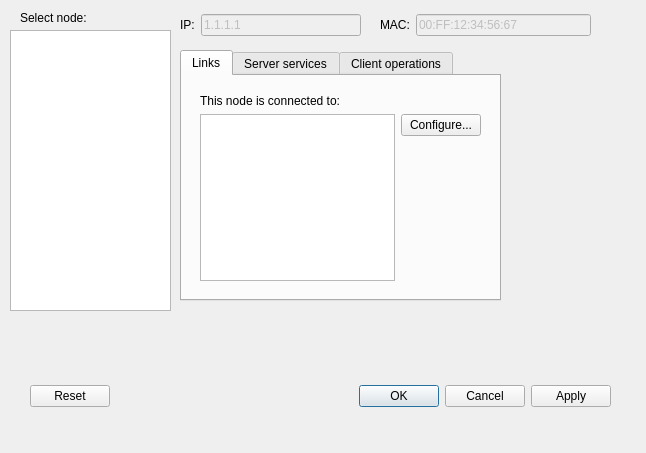
Above: node.ui from koppd/mt before the change. Below: the same form after it.
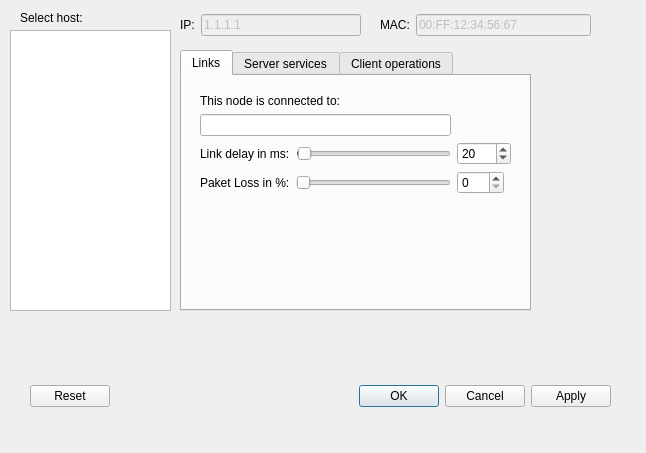
That is the form after the change. The open tabs and pages were chosen to show the change.

Commit message: GUI: mehr Router Configuration

```diff
--- a/node.ui
+++ b/node.ui
@@ -49,7 +49,7 @@
     </rect>
    </property>
    <property name="text">
-    <string>Select node:</string>
+    <string>Select host:</string>
    </property>
   </widget>
   <widget class="QWidget" name="widget" native="true">
@@ -115,8 +115,8 @@
     <rect>
      <x>180</x>
      <y>50</y>
-     <width>321</width>
-     <height>251</height>
+     <width>351</width>
+     <height>261</height>
     </rect>
    </property>
    <property name="currentIndex">
@@ -127,42 +127,107 @@
      <string>Links</string>
     </attribute>
     <layout class="QGridLayout" name="gridLayout_6">
-     <item row="0" column="0">
+     <item row="0" column="2">
       <widget class="QWidget" name="widget_5" native="true">
        <layout class="QGridLayout" name="gridLayout_5">
-        <item row="0" column="0">
+        <item row="4" column="0">
+         <widget class="QLabel" name="label_8">
+          <property name="text">
+           <string>Paket Loss in %:</string>
+          </property>
+         </widget>
+        </item>
+        <item row="4" column="1">
+         <widget class="QSlider" name="horizontalSlider_2">
+          <property name="maximum">
+           <number>100</number>
+          </property>
+          <property name="singleStep">
+           <number>1</number>
+          </property>
+          <property name="pageStep">
+           <number>5</number>
+          </property>
+          <property name="orientation">
+           <enum>Qt::Horizontal</enum>
+          </property>
+         </widget>
+        </item>
+        <item row="2" column="1">
+         <widget class="QSlider" name="horizontalSlider">
+          <property name="maximum">
+           <number>2000</number>
+          </property>
+          <property name="value">
+           <number>20</number>
+          </property>
+          <property name="orientation">
+           <enum>Qt::Horizontal</enum>
+          </property>
+         </widget>
+        </item>
+        <item row="2" column="0">
+         <widget class="QLabel" name="label_7">
+          <property name="text">
+           <string>Link delay in ms:</string>
+          </property>
+         </widget>
+        </item>
+        <item row="2" column="2">
+         <widget class="QSpinBox" name="spinBox">
+          <property name="sizePolicy">
+           <sizepolicy hsizetype="Fixed" vsizetype="Fixed">
+            <horstretch>0</horstretch>
+            <verstretch>0</verstretch>
+           </sizepolicy>
+          </property>
+          <property name="maximum">
+           <number>2000</number>
+          </property>
+          <property name="value">
+           <number>20</number>
+          </property>
+         </widget>
+        </item>
+        <item row="0" column="0" colspan="3">
          <widget class="QLabel" name="label_6">
           <property name="text">
            <string>This node is connected to:</string>
           </property>
          </widget>
         </item>
-        <item row="1" column="1">
-         <widget class="QPushButton" name="pushButton_5">
-          <property name="text">
-           <string>Configure...</string>
+        <item row="1" column="0" colspan="2">
+         <widget class="QLineEdit" name="lineEdit_3"/>
+        </item>
+        <item row="4" column="2">
+         <widget class="QSpinBox" name="spinBox">
+          <property name="sizePolicy">
+           <sizepolicy hsizetype="Fixed" vsizetype="Fixed">
+            <horstretch>0</horstretch>
+            <verstretch>0</verstretch>
+           </sizepolicy>
+          </property>
+          <property name="maximum">
+           <number>100</number>
           </property>
          </widget>
         </item>
-        <item row="2" column="1">
-         <spacer name="verticalSpacer_2">
-          <property name="orientation">
-           <enum>Qt::Vertical</enum>
-          </property>
-          <property name="sizeHint" stdset="0">
-           <size>
-            <width>20</width>
-            <height>40</height>
-           </size>
-          </property>
-         </spacer>
-        </item>
-        <item row="1" column="0" rowspan="2">
-         <widget class="QListWidget" name="listWidget"/>
-        </item>
        </layout>
       </widget>
      </item>
+     <item row="1" column="2">
+      <spacer name="verticalSpacer_2">
+       <property name="orientation">
+        <enum>Qt::Vertical</enum>
+       </property>
+       <property name="sizeHint" stdset="0">
+        <size>
+         <width>20</width>
+         <height>40</height>
+        </size>
+       </property>
+      </spacer>
+     </item>
     </layout>
    </widget>
    <widget class="QWidget" name="Server">
```
Left out of the diff: 4 changed lines with no effect on the pictures. The commit also changes 2 other files.
